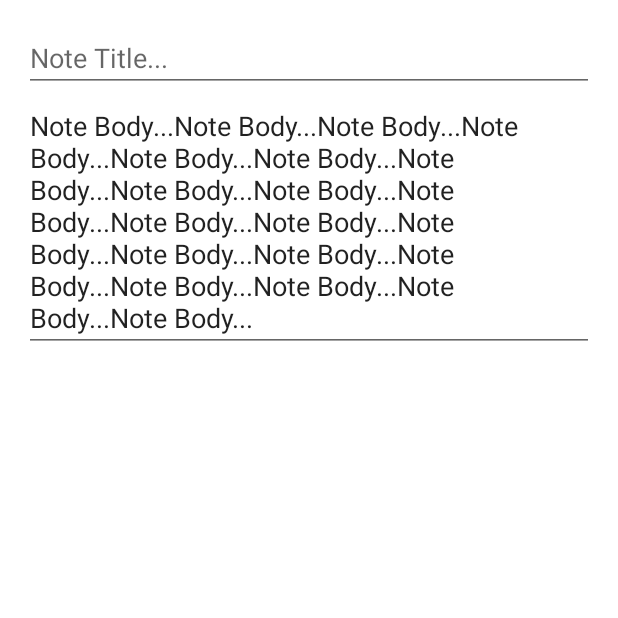
After one commit to AmeenAhmed1/NoteKeeper, an Android app: the AddEditFragment screen opened through its navigation route, on a phone screen of 412 x 824 dp, the top half of it. The commit adds this screen. Run offline under Robolectric (Android 15) with nearby library versions, the phone set to English and light mode, and no system bars.

Commit message:
UI Design

```diff
--- a/app/build.gradle
+++ b/app/build.gradle
@@ -54,4 +54,8 @@ dependencies {
     //Coroutine
     implementation("org.jetbrains.kotlinx:kotlinx-coroutines-android:1.5.0")
 
+    //Navigation
+    implementation("androidx.navigation:navigation-fragment-ktx:2.3.5")
+    implementation("androidx.navigation:navigation-ui-ktx:2.3.5")
+
 }
--- a/app/src/main/AndroidManifest.xml
+++ b/app/src/main/AndroidManifest.xml
@@ -10,7 +10,7 @@
         android:supportsRtl="true"
         android:theme="@style/Theme.NoteKeeper">
         <activity
-            android:name=".MainActivity"
+            android:name=".ui.MainActivity"
             android:exported="true">
             <intent-filter>
                 <action android:name="android.intent.action.MAIN" />
--- a/app/src/main/java/com/ameen/notekeeper/MainActivity.kt
+++ b/app/src/main/java/com/ameen/notekeeper/ui/MainActivity.kt
@@ -1,7 +1,8 @@
-package com.ameen.notekeeper
+package com.ameen.notekeeper.ui
 
 import androidx.appcompat.app.AppCompatActivity
 import android.os.Bundle
+import com.ameen.notekeeper.R
 
 class MainActivity : AppCompatActivity() {
     override fun onCreate(savedInstanceState: Bundle?) {
--- /dev/null
+++ b/app/src/main/java/com/ameen/notekeeper/ui/fragment/AddEditFragment.kt
@@ -0,0 +1,12 @@
+package com.ameen.notekeeper.ui.fragment
+
+import androidx.fragment.app.Fragment
+import com.ameen.notekeeper.R
+
+/**
+ * Created by (Ameen Essa) on 11/15/2021
+ * Copyright (c) 2021 . All rights reserved.
+ * @Ameen.MobileDev@gmail.com
+ */
+class AddEditFragment : Fragment(R.layout.fragment_add_edit_note) {
+}
--- /dev/null
+++ b/app/src/main/java/com/ameen/notekeeper/ui/fragment/MainFragment.kt
@@ -0,0 +1,13 @@
+package com.ameen.notekeeper.ui.fragment
+
+import androidx.fragment.app.Fragment
+import com.ameen.notekeeper.R
+
+/**
+ * Created by (Ameen Essa) on 11/15/2021
+ * Copyright (c) 2021 . All rights reserved.
+ * @Ameen.MobileDev@gmail.com
+ */
+
+class MainFragment : Fragment(R.layout.fragment_home_note){
+}
--- a/app/src/main/res/layout/activity_main.xml
+++ b/app/src/main/res/layout/activity_main.xml
@@ -4,15 +4,18 @@
     xmlns:tools="http://schemas.android.com/tools"
     android:layout_width="match_parent"
     android:layout_height="match_parent"
-    tools:context=".MainActivity">
+    tools:context=".ui.MainActivity">
 
-    <TextView
-        android:layout_width="wrap_content"
-        android:layout_height="wrap_content"
-        android:text="Hello World!"
+    <androidx.fragment.app.FragmentContainerView
+        android:id="@+id/navHost"
+        android:name="androidx.navigation.fragment.NavHostFragment"
+        android:layout_width="0dp"
+        android:layout_height="0dp"
+        app:defaultNavHost="true"
         app:layout_constraintBottom_toBottomOf="parent"
-        app:layout_constraintLeft_toLeftOf="parent"
-        app:layout_constraintRight_toRightOf="parent"
-        app:layout_constraintTop_toTopOf="parent" />
+        app:layout_constraintEnd_toEndOf="parent"
+        app:layout_constraintStart_toStartOf="parent"
+        app:layout_constraintTop_toTopOf="parent"
+        app:navGraph="@navigation/navigation_graph" />
 
 </androidx.constraintlayout.widget.ConstraintLayout>
--- /dev/null
+++ b/app/src/main/res/layout/fragment_add_edit_note.xml
@@ -0,0 +1,42 @@
+<?xml version="1.0" encoding="utf-8"?>
+
+<ScrollView xmlns:android="http://schemas.android.com/apk/res/android"
+    xmlns:app="http://schemas.android.com/apk/res-auto"
+    android:layout_width="match_parent"
+    android:layout_height="match_parent"
+    android:padding="@dimen/_16dp">
+
+    <androidx.constraintlayout.widget.ConstraintLayout
+        android:layout_width="match_parent"
+        android:layout_height="wrap_content">
+
+        <EditText
+            android:id="@+id/titleNoteEditText"
+            android:layout_width="0dp"
+            android:layout_height="wrap_content"
+            android:ems="10"
+            android:hint="@string/note_title"
+            android:inputType="textPersonName"
+            android:textColor="@color/black"
+            app:layout_constraintEnd_toEndOf="parent"
+            app:layout_constraintHorizontal_bias="0.0"
+            app:layout_constraintStart_toStartOf="parent"
+            app:layout_constraintTop_toTopOf="parent" />
+
+        <EditText
+            android:id="@+id/bodyNoteEditText"
+            android:layout_width="match_parent"
+            android:layout_height="match_parent"
+            android:text="@string/note_body"
+            android:gravity="start|top"
+            android:inputType="textMultiLine"
+            app:layout_constraintBottom_toBottomOf="parent"
+            app:layout_constraintEnd_toEndOf="parent"
+            app:layout_constraintHorizontal_bias="0.0"
+            app:layout_constraintStart_toStartOf="parent"
+            app:layout_constraintTop_toBottomOf="@+id/titleNoteEditText"
+            app:layout_constraintVertical_bias="0.0" />
+
+    </androidx.constraintlayout.widget.ConstraintLayout>
+
+</ScrollView>
--- /dev/null
+++ b/app/src/main/res/navigation/navigation_graph.xml
@@ -0,0 +1,21 @@
+<?xml version="1.0" encoding="utf-8"?>
+<navigation xmlns:android="http://schemas.android.com/apk/res/android"
+    xmlns:app="http://schemas.android.com/apk/res-auto"
+    xmlns:tools="http://schemas.android.com/tools"
+    android:id="@+id/navigation"
+    app:startDestination="@id/main_note_fragment">
+
+    <fragment
+        android:id="@+id/add_edit_fragment"
+        android:name="com.ameen.notekeeper.ui.fragment.AddEditFragment"
+        tools:layout="@layout/fragment_add_edit_note" />
+
+    <fragment
+        android:id="@+id/main_note_fragment"
+        android:name="com.ameen.notekeeper.ui.fragment.MainFragment"
+        tools:layout="@layout/fragment_home_note">
+        <action
+            android:id="@+id/action_main_note_fragment_to_add_edit_fragment"
+            app:destination="@id/add_edit_fragment" />
+    </fragment>
+</navigation>
--- a/app/src/main/res/values/colors.xml
+++ b/app/src/main/res/values/colors.xml
@@ -7,4 +7,5 @@
     <color name="teal_700">#FF018786</color>
     <color name="black">#FF000000</color>
     <color name="white">#FFFFFFFF</color>
+    <color name="off_white">#F5F5F5</color>
 </resources>
--- /dev/null
+++ b/app/src/main/res/values/dimens.xml
@@ -0,0 +1,6 @@
+<?xml version="1.0" encoding="utf-8"?>
+<resources>
+    <dimen name="_8dp">8dp</dimen>
+    <dimen name="_4dp">4dp</dimen>
+    <dimen name="_16dp">16dp</dimen>
+</resources>
--- a/app/src/main/res/values/strings.xml
+++ b/app/src/main/res/values/strings.xml
@@ -1,3 +1,6 @@
 <resources>
     <string name="app_name">NoteKeeper</string>
+    <string name="note_title">Note Title...</string>
+    <string name="note_body">Note Body...Note Body...Note Body...Note Body...Note Body...Note Body...Note Body...Note Body...Note Body...Note Body...Note Body...Note Body...Note Body...Note Body...Note Body...Note Body...Note Body...Note Body...Note Body...Note Body...</string>
+    <string name="addbutton">AddButton</string>
 </resources>
--- a/app/src/main/res/values/themes.xml
+++ b/app/src/main/res/values/themes.xml
@@ -1,6 +1,6 @@
 <resources xmlns:tools="http://schemas.android.com/tools">
     <!-- Base application theme. -->
-    <style name="Theme.NoteKeeper" parent="Theme.MaterialComponents.DayNight.DarkActionBar">
+    <style name="Theme.NoteKeeper" parent="Theme.MaterialComponents.DayNight.NoActionBar">
         <!-- Primary brand color. -->
         <item name="colorPrimary">@color/purple_500</item>
         <item name="colorPrimaryVariant">@color/purple_700</item>
```
Also changed, not shown: app/src/main/java/com/ameen/notekeeper/data/local/NoteDao.kt (added, +22 -0 lines), app/src/main/java/com/ameen/notekeeper/data/local/NoteDataBase.kt (added, +40 -0 lines), app/src/main/java/com/ameen/notekeeper/data/model/Note.kt (added, +18 -0 lines), app/src/main/res/drawable/ic_add.xml (added, +10 -0 lines), app/src/main/res/drawable/ic_delete.xml (added, +10 -0 lines), app/src/main/res/drawable/ic_edit.xml (added, +10 -0 lines), app/src/main/res/layout/fragment_home_note.xml (added, +39 -0 lines), app/src/main/res/layout/item_note.xml (added, +43 -0 lines).
